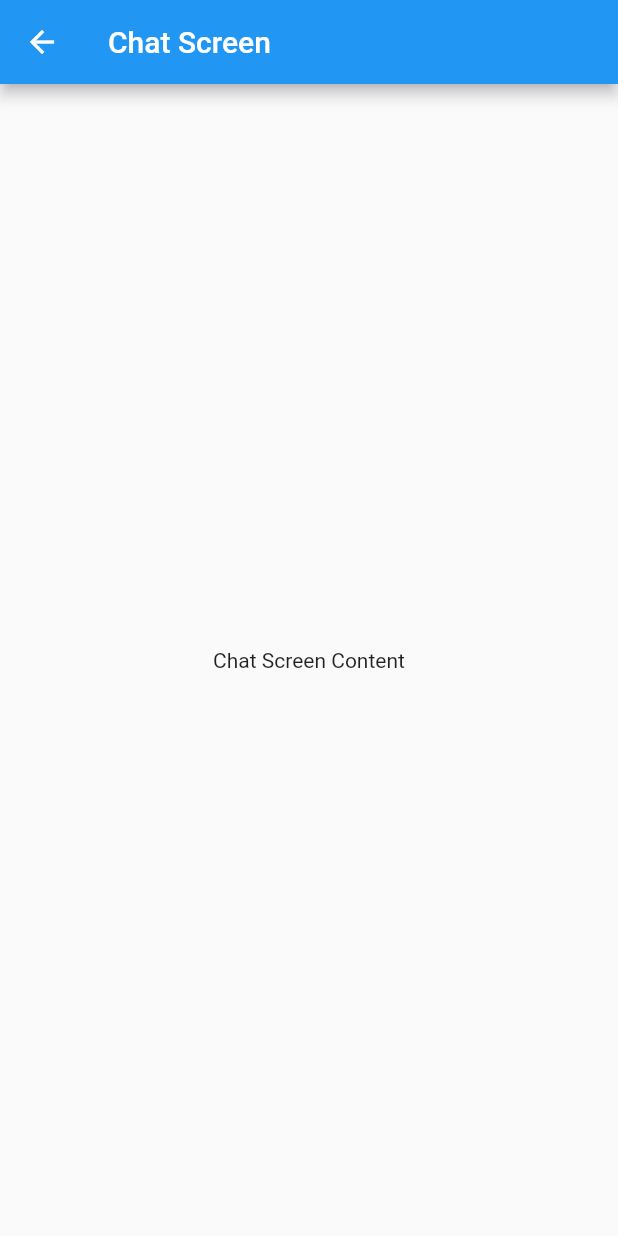
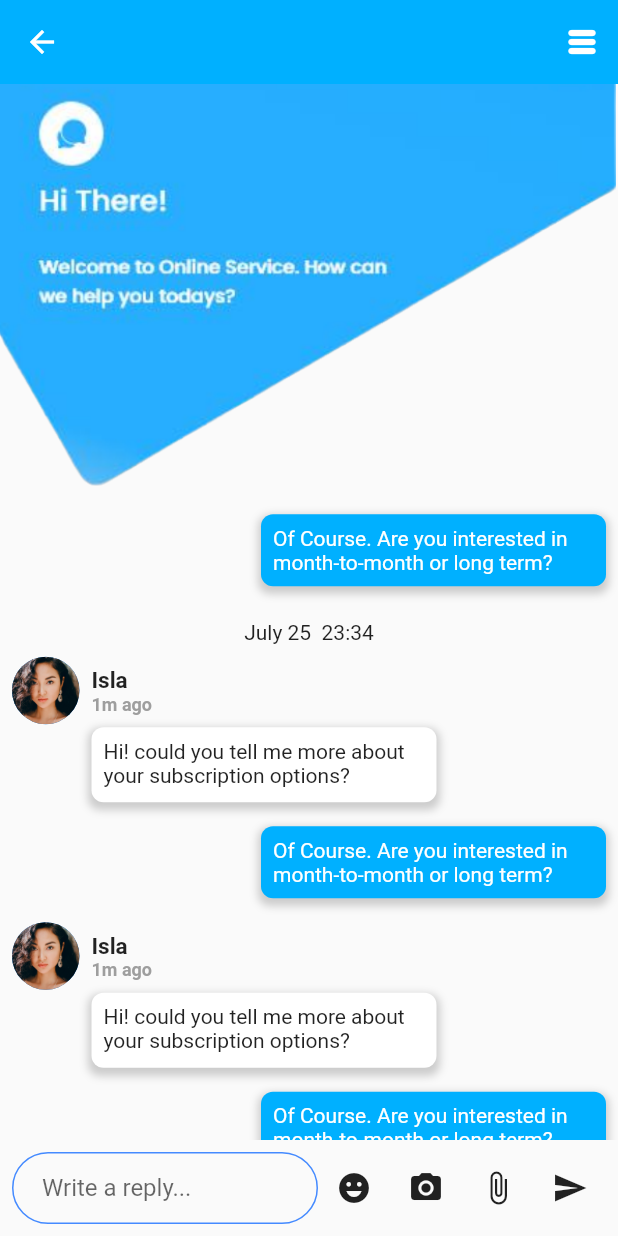
Before and after one commit to Hassanulhaq52/Packages-App, a Flutter app: the ChatScreen screen opened directly, on a phone screen of 412 x 824 dp. Run offline on Flutter 3.47's test engine with Material 2 defaults, Android fonts, the phone set to English and light mode, and no system bars.

Commit message:
Chats Added.

```diff
--- /dev/null
+++ b/lib/screens/chat_screen.dart
@@ -0,0 +1,423 @@
+// import 'package:flutter/material.dart';
+//
+// class ChatScreen extends StatelessWidget {
+//   @override
+//   Widget build(BuildContext context) {
+//     return Scaffold(
+//       appBar: AppBar(
+//         backgroundColor: Colors.lightBlueAccent.shade400,
+//         elevation: 0.0,
+//         leading: IconButton(
+//           icon: Icon(Icons.arrow_back),
+//           onPressed: () {
+//             Navigator.pop(context); // Navigate back
+//           },
+//         ),
+//         actions: [
+//           IconButton(
+//             icon: Icon(Icons.table_rows_rounded),
+//             onPressed: () {
+//               // Handle the three lines wala icon action
+//             },
+//           ),
+//         ],
+//       ),
+//       body: Column(
+//         children: [
+//           Image.asset('images/home.png'),
+//
+//           const SenderContainer(),
+//           const SizedBox(height: 15),
+//           const Text('July 25  23:34'),
+//           const ChatMessageItem(),
+//           const SenderContainer(),
+//           const ChatMessageItem(),
+//           const SenderContainer(),
+//           const SenderContainer(),
+//           // const SenderContainer(),
+//           const Expanded(
+//             child: Column(
+//               children: [Divider(height: 0.0)],
+//             ),
+//           ),
+//           Padding(
+//             padding: const EdgeInsets.all(8.0),
+//             child: Container(
+//               color: Colors.red,
+//               child: Row(
+//                 children: [
+//                   const Expanded(
+//                     child: TextField(
+//                       decoration: InputDecoration(
+//                         hintText: 'Write a reply...',
+//                         contentPadding: EdgeInsets.symmetric(
+//                             vertical: 10.0, horizontal: 20.0),
+//                         border: OutlineInputBorder(
+//                           borderRadius: BorderRadius.all(Radius.circular(32.0)),
+//                         ),
+//                         enabledBorder: OutlineInputBorder(
+//                           borderSide:
+//                               BorderSide(color: Colors.blueAccent, width: 1.0),
+//                           borderRadius: BorderRadius.all(Radius.circular(32.0)),
+//                         ),
+//                         focusedBorder: OutlineInputBorder(
+//                           borderSide:
+//                               BorderSide(color: Colors.blueAccent, width: 2.0),
+//                           borderRadius: BorderRadius.all(Radius.circular(32.0)),
+//                         ),
+//                       ),
+//                     ),
+//                   ),
+//                   IconButton(
+//                       icon: Icon(Icons.emoji_emotions), onPressed: () {}),
+//                   IconButton(icon: Icon(Icons.camera_alt), onPressed: () {}),
+//                   IconButton(icon: Icon(Icons.attach_file), onPressed: () {}),
+//                   IconButton(icon: Icon(Icons.send), onPressed: () {}),
+//                 ],
+//               ),
+//             ),
+//           ),
+//         ],
+//       ),
+//     );
+//   }
+// }
+//
+// class SenderContainer extends StatelessWidget {
+//   const SenderContainer({
+//     Key? key,
+//   }) : super(key: key);
+//
+//   @override
+//   Widget build(BuildContext context) {
+//     return Padding(
+//       padding: EdgeInsets.all(8.0),
+//       child: Row(
+//         mainAxisAlignment: MainAxisAlignment.end,
+//         crossAxisAlignment: CrossAxisAlignment.end,
+//         children: [
+//           ElevatedContainer(
+//             color: Colors.lightBlueAccent.shade400,
+//             child: Column(
+//               crossAxisAlignment: CrossAxisAlignment.end,
+//               children: [
+//                 Text(
+//                   'Of Course. Are you interested in month-to-month or long term?',
+//                   style: TextStyle(color: Colors.white),
+//                 ),
+//               ],
+//             ),
+//           ),
+//         ],
+//       ),
+//     );
+//   }
+// }
+//
+// class ChatMessageItem extends StatelessWidget {
+//   const ChatMessageItem({super.key});
+//
+//   @override
+//   Widget build(BuildContext context) {
+//     return const Padding(
+//       padding: EdgeInsets.all(8.0),
+//       child: Column(
+//           mainAxisAlignment: MainAxisAlignment.start,
+//           crossAxisAlignment: CrossAxisAlignment.start,
+//           children: [
+//             Row(
+//               crossAxisAlignment: CrossAxisAlignment.start,
+//               children: [
+//                 SizedBox(
+//                   height: 45,
+//                   width: 45,
+//                   child: CircleAvatar(
+//                     backgroundImage: AssetImage(
+//                       'images/profile.jpg',
+//                     ),
+//                   ),
+//                 ),
+//                 SizedBox(width: 8),
+//                 Column(
+//                   crossAxisAlignment: CrossAxisAlignment.start,
+//                   children: [
+//                     SizedBox(
+//                       height: 7.0,
+//                     ),
+//                     Text(
+//                       'Isla',
+//                       style: TextStyle(
+//                         fontWeight: FontWeight.bold,
+//                         fontSize: 15,
+//                       ),
+//                     ),
+//                     Text(
+//                       '1m ago',
+//                       style: TextStyle(
+//                         fontWeight: FontWeight.bold,
+//                         fontSize: 12,
+//                         color: Colors.grey,
+//                       ),
+//                     ),
+//                     SizedBox(
+//                       height: 8.0,
+//                     ),
+//                     ElevatedContainer(
+//                       color: Colors.white,
+//                       child: Column(
+//                         crossAxisAlignment: CrossAxisAlignment.start,
+//                         children: [
+//                           Text(
+//                             'Hi! could you tell me more about your subscription options?',
+//                           ),
+//                           SizedBox(height: 2),
+//                         ],
+//                       ),
+//                     ),
+//                   ],
+//                 ),
+//               ],
+//             ),
+//           ]),
+//     );
+//   }
+// }
+//
+// class ElevatedContainer extends StatelessWidget {
+//   final Color color;
+//   final Widget child;
+//
+//   const ElevatedContainer({required this.color, required this.child});
+//
+//   @override
+//   Widget build(BuildContext context) {
+//     return Container(
+//       // height: 60,
+//       width: 230,
+//       decoration: BoxDecoration(
+//         color: color,
+//         borderRadius: BorderRadius.circular(8.0),
+//         boxShadow: [
+//           BoxShadow(
+//             color: Colors.grey.withOpacity(0.5),
+//             spreadRadius: 2,
+//             blurRadius: 4,
+//             offset: Offset(0, 3), // changes position of shadow
+//           ),
+//         ],
+//       ),
+//       padding: const EdgeInsets.all(8.0),
+//       child: child,
+//     );
+//   }
+// }
+
+import 'package:flutter/material.dart';
+
+class ChatScreen extends StatelessWidget {
+  @override
+  Widget build(BuildContext context) {
+    return Scaffold(
+      appBar: AppBar(
+        backgroundColor: Colors.lightBlueAccent.shade400,
+        elevation: 0.0,
+        leading: IconButton(
+          icon: Icon(Icons.arrow_back),
+          onPressed: () {
+            Navigator.pop(context); // Navigate back
+          },
+        ),
+        actions: [
+          IconButton(
+            icon: Icon(Icons.table_rows_rounded),
+            onPressed: () {
+              // Handle the three lines wala icon action
+            },
+          ),
+        ],
+      ),
+      body: Column(
+        children: [
+          Image.asset('images/home.png'),
+          Expanded(
+            child: ListView(
+              children: [
+                const SenderContainer(),
+                const SizedBox(height: 15),
+                Center(child: const Text('July 25  23:34')),
+                const ChatMessageItem(),
+                const SenderContainer(),
+                const ChatMessageItem(),
+                const SenderContainer(),
+                const SenderContainer(),
+                // Add more chat message items here
+              ],
+            ),
+          ),
+          Padding(
+            padding: const EdgeInsets.all(8.0),
+            child: Row(
+              children: [
+                Expanded(
+                  child: TextField(
+                    decoration: InputDecoration(
+                      hintText: 'Write a reply...',
+                      contentPadding: EdgeInsets.symmetric(
+                          vertical: 10.0, horizontal: 20.0),
+                      border: OutlineInputBorder(
+                        borderRadius: BorderRadius.all(Radius.circular(32.0)),
+                      ),
+                      enabledBorder: OutlineInputBorder(
+                        borderSide:
+                            BorderSide(color: Colors.blueAccent, width: 1.0),
+                        borderRadius: BorderRadius.all(Radius.circular(32.0)),
+                      ),
+                      focusedBorder: OutlineInputBorder(
+                        borderSide:
+                            BorderSide(color: Colors.blueAccent, width: 2.0),
+                        borderRadius: BorderRadius.all(Radius.circular(32.0)),
+                      ),
+                    ),
+                  ),
+                ),
+                IconButton(
+                    icon: Icon(Icons.emoji_emotions), onPressed: () {}),
+                IconButton(icon: Icon(Icons.camera_alt), onPressed: () {}),
+                IconButton(icon: Icon(Icons.attach_file), onPressed: () {}),
+                IconButton(icon: Icon(Icons.send), onPressed: () {}),
+              ],
+            ),
+          ),
+        ],
+      ),
+    );
+  }
+}
+
+class SenderContainer extends StatelessWidget {
+  const SenderContainer({
+    Key? key,
+  }) : super(key: key);
+
+  @override
+  Widget build(BuildContext context) {
+    return Padding(
+      padding: EdgeInsets.all(8.0),
+      child: Row(
+        mainAxisAlignment: MainAxisAlignment.end,
+        crossAxisAlignment: CrossAxisAlignment.end,
+        children: [
+          ElevatedContainer(
+            color: Colors.lightBlueAccent.shade400,
+            child: Column(
+              crossAxisAlignment: CrossAxisAlignment.end,
+              children: [
+                Text(
+                  'Of Course. Are you interested in month-to-month or long term?',
+                  style: TextStyle(color: Colors.white),
+                ),
+              ],
+            ),
+          ),
+        ],
+      ),
+    );
+  }
+}
+
+class ChatMessageItem extends StatelessWidget {
+  const ChatMessageItem({super.key});
+
+  @override
+  Widget build(BuildContext context) {
+    return const Padding(
+      padding: EdgeInsets.all(8.0),
+      child: Column(
+          mainAxisAlignment: MainAxisAlignment.start,
+          crossAxisAlignment: CrossAxisAlignment.start,
+          children: [
+            Row(
+              crossAxisAlignment: CrossAxisAlignment.start,
+              children: [
+                SizedBox(
+                  height: 45,
+                  width: 45,
+                  child: CircleAvatar(
+                    backgroundImage: AssetImage(
+                      'images/profile.jpg',
+                    ),
+                  ),
+                ),
+                SizedBox(width: 8),
+                Column(
+                  crossAxisAlignment: CrossAxisAlignment.start,
+                  children: [
+                    SizedBox(
+                      height: 7.0,
+                    ),
+                    Text(
+                      'Isla',
+                      style: TextStyle(
+                        fontWeight: FontWeight.bold,
+                        fontSize: 15,
+                      ),
+                    ),
+                    Text(
+                      '1m ago',
+                      style: TextStyle(
+                        fontWeight: FontWeight.bold,
+                        fontSize: 12,
+                        color: Colors.grey,
+                      ),
+                    ),
+                    SizedBox(
+                      height: 8.0,
+                    ),
+                    ElevatedContainer(
+                      color: Colors.white,
+                      child: Column(
+                        crossAxisAlignment: CrossAxisAlignment.start,
+                        children: [
+                          Text(
+                            'Hi! could you tell me more about your subscription options?',
+                          ),
+                          SizedBox(height: 2),
+                        ],
+                      ),
+                    ),
+                  ],
+                ),
+              ],
+            ),
+          ]),
+    );
+  }
+}
+
+class ElevatedContainer extends StatelessWidget {
+  final Color color;
+  final Widget child;
+
+  const ElevatedContainer({required this.color, required this.child});
+
+  @override
+  Widget build(BuildContext context) {
+    return Container(
+      width: 230,
+      decoration: BoxDecoration(
+        color: color,
+        borderRadius: BorderRadius.circular(8.0),
+        boxShadow: [
+          BoxShadow(
+            color: Colors.grey.withOpacity(0.5),
+            spreadRadius: 2,
+            blurRadius: 4,
+            offset: Offset(0, 3), // changes position of shadow
+          ),
+        ],
+      ),
+      padding: const EdgeInsets.all(8.0),
+      child: child,
+    );
+  }
+}
--- a/lib/screens/home_screen.dart
+++ b/lib/screens/home_screen.dart
@@ -2,6 +2,7 @@ import 'package:flutter/material.dart';
 import 'package:packages_app/screens/package_screen.dart';
 
 import '../widgets/screen_button.dart';
+import 'chat_screen.dart';
 
 
 class HomeScreen extends StatelessWidget {
@@ -59,29 +60,60 @@ class HomeScreen extends StatelessWidget {
 
 
 class PickupDateScreen extends StatelessWidget {
+  const PickupDateScreen({super.key});
+
   @override
   Widget build(BuildContext context) {
     return Scaffold(
       appBar: AppBar(
-        title: Text('Pickup Date Screen'),
+        title: const Text('Pickup Date Screen'),
       ),
-      body: Center(
+      body: const Center(
         child: Text('Pickup Date Screen Content'),
       ),
     );
   }
 }
 
-class ChatScreen extends StatelessWidget {
-  @override
-  Widget build(BuildContext context) {
-    return Scaffold(
-      appBar: AppBar(
-        title: Text('Chat Screen'),
-      ),
-      body: Center(
-        child: Text('Chat Screen Content'),
-      ),
-    );
-  }
-}
+
+
+// class SenderContainer extends StatelessWidget {
+//   const SenderContainer({
+//     super.key,
+//
+//
+//   });
+//
+//
+//   @override
+//   Widget build(BuildContext context) {
+//     return Padding(
+//       padding: const EdgeInsets.all(8.0),
+//       child: Row(
+//         crossAxisAlignment: CrossAxisAlignment.end,
+//         mainAxisAlignment: MainAxisAlignment.end,
+//         children: [
+//           Column(
+//             crossAxisAlignment: CrossAxisAlignment.end,
+//             children: [
+//
+//               ElevatedContainer(
+//                 color: Colors.blue,
+//                 child: const Column(
+//                   crossAxisAlignment: CrossAxisAlignment.end,
+//                   children: [
+//                     Text(
+//                         'Of Course. Are you interested in month-to-month or long term?',
+//                         style: TextStyle(color: Colors.white)),
+//
+//
+//                   ],
+//                 ),
+//               ),
+//             ],
+//           ),
+//         ],
+//       ),
+//     );
+//   }
+// }
--- a/lib/screens/package_screen.dart
+++ b/lib/screens/package_screen.dart
@@ -27,16 +27,30 @@ class PackageScreen extends StatelessWidget {
   Widget build(BuildContext context) {
     return Scaffold(
       appBar: AppBar(
-        title: const Text('Package'),
+        backgroundColor: Colors.white,
+        title: Center(
+          child: Text(
+            'Package',
+            style: TextStyle(
+              color: Colors.lightBlueAccent.shade400,
+            ),
+          ),
+        ),
         leading: IconButton(
-          icon: const Icon(Icons.arrow_back),
+          icon: Icon(
+            Icons.arrow_back,
+            color: Colors.lightBlueAccent.shade400,
+          ),
           onPressed: () {
-            Navigator.pop(context); // Navigate back
+            Navigator.pop(context);
           },
         ),
         actions: [
           IconButton(
-            icon: const Icon(Icons.table_rows_rounded),
+            icon: Icon(
+              Icons.table_rows_rounded,
+              color: Colors.lightBlueAccent.shade400,
+            ),
             onPressed: () {},
           ),
         ],
@@ -49,27 +63,22 @@ class PackageScreen extends StatelessWidget {
             PackageCard(
               image: 'images/t_shirt.png',
               title: '5 T-Shirts Dry and Cleaning (\$60)',
-
             ),
             PackageCard(
               image: 'images/jeans_shirt.PNG',
               title: 'Shirt Jeans slip Dry and Cleaning (\$40)',
-
             ),
             PackageCard(
               image: 'images/jeans.png',
               title: '5 Jeans Dry and Cleaning (\$80)',
-
             ),
             PackageCard(
               image: 'images/uniform.png',
               title: '2 Uniform Dry and Cleaning (\$50)',
-
             ),
             PackageCard(
               image: 'images/linen.png',
               title: '2 Linen Dry and Cleaning (\$80)',
-
             ),
           ],
         ),
--- a/lib/utils/styles.dart
+++ b/lib/utils/styles.dart
@@ -3,17 +3,13 @@ import 'package:flutter/material.dart';
 class Styles {
   static TextStyle titleStyle = TextStyle(
     fontSize: 14.0,
-    color: Colors.lightBlue.shade400,
+    color: Colors.lightBlueAccent.shade400,
     fontWeight: FontWeight.bold,
-
   );
-
 
   static TextStyle subtitleStyle = TextStyle(
     fontSize: 12.0,
-    color: Colors.lightBlue.shade400,
+    color: Colors.lightBlueAccent.shade400,
     fontWeight: FontWeight.bold,
-
   );
-
 }
--- a/lib/widgets/package_card.dart
+++ b/lib/widgets/package_card.dart
@@ -21,7 +21,7 @@ class PackageCard extends StatelessWidget {
         children: [
           Container(
             decoration: BoxDecoration(
-              color: Colors.blue.shade400,
+              color: Colors.lightBlueAccent.shade400,
               borderRadius: BorderRadius.circular(5),
               border: Border.all(color: Colors.white54, width: 2),
             ),
```
Also changed, not shown: images/home.png (added), images/profile.jpg (added).
